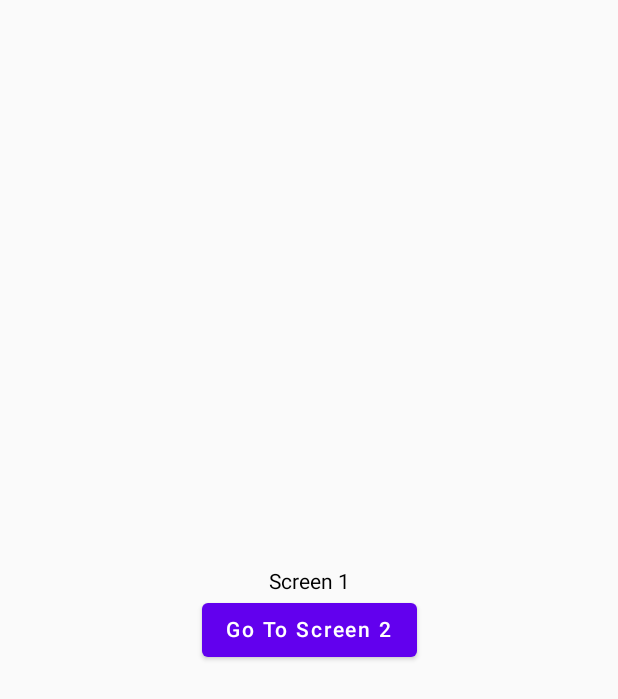
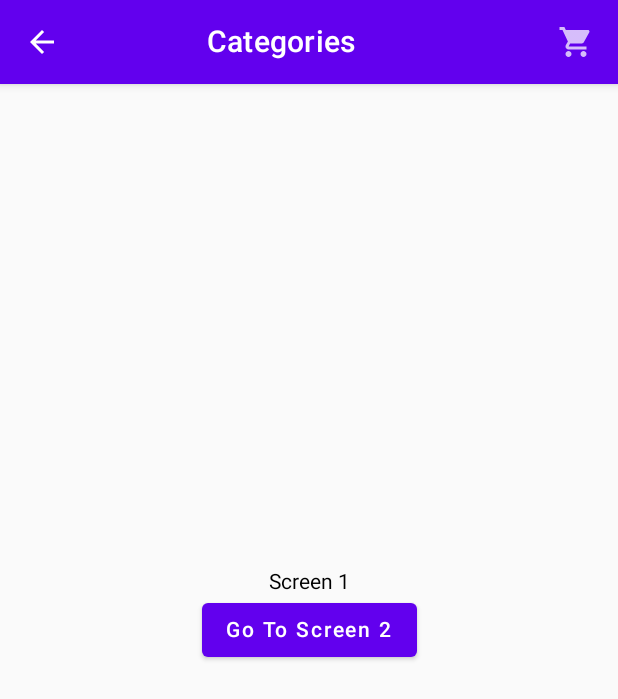
Before and after one commit to AbdulRahim908/KotlinBasic, an Android app built with Jetpack Compose: the screen it shows after launch (MainActivity), on a phone screen of 412 x 824 dp. Shown: the top 699 px of the screen. Run offline under Robolectric (Android 15) with nearby library versions, the phone set to English and light mode, and no system bars.

Commit message:
second commit

```diff
--- a/app/build.gradle
+++ b/app/build.gradle
@@ -26,24 +26,19 @@ android {
             proguardFiles getDefaultProguardFile('proguard-android-optimize.txt'), 'proguard-rules.pro'
         }
     }
-
     compileOptions {
         sourceCompatibility JavaVersion.VERSION_1_8
         targetCompatibility JavaVersion.VERSION_1_8
     }
-
     kotlinOptions {
         jvmTarget = '1.8'
     }
-
     buildFeatures {
         compose true
     }
-
     composeOptions {
         kotlinCompilerExtensionVersion '1.2.0'
     }
-
     packagingOptions {
         resources {
             excludes += '/META-INF/{AL2.0,LGPL2.1}'
@@ -52,17 +47,20 @@ android {
 }
 
 dependencies {
+
     implementation 'androidx.core:core-ktx:1.7.0'
     implementation 'androidx.lifecycle:lifecycle-runtime-ktx:2.3.1'
     implementation 'androidx.activity:activity-compose:1.3.1'
     implementation "androidx.compose.ui:ui:$compose_ui_version"
     implementation "androidx.compose.ui:ui-tooling-preview:$compose_ui_version"
     implementation 'androidx.compose.material:material:1.2.0'
+    implementation 'androidx.compose.material3:material3:1.0.1'
     testImplementation 'junit:junit:4.13.2'
     androidTestImplementation 'androidx.test.ext:junit:1.1.3'
     androidTestImplementation 'androidx.test.espresso:espresso-core:3.4.0'
     androidTestImplementation "androidx.compose.ui:ui-test-junit4:$compose_ui_version"
     debugImplementation "androidx.compose.ui:ui-tooling:$compose_ui_version"
     debugImplementation "androidx.compose.ui:ui-test-manifest:$compose_ui_version"
-    implementation "androidx.navigation:navigation-compose:2.8.2"
+//    implementation "androidx.navigation:navigation-compose:2.7.7"
+
 }
--- a/app/src/main/java/com/example/composecheck/MainActivity.kt
+++ b/app/src/main/java/com/example/composecheck/MainActivity.kt
@@ -18,24 +18,24 @@ import androidx.compose.ui.Modifier
 import androidx.compose.ui.tooling.preview.Preview
 import com.example.composecheck.ui.theme.ComposeCheckTheme
 import androidx.compose.ui.unit.dp
-import androidx.navigation.compose.NavHost
-import androidx.navigation.compose.composable
-import androidx.navigation.compose.rememberNavController
+//import androidx.navigation.compose.NavHost
+//import androidx.navigation.compose.composable
+//import androidx.navigation.compose.rememberNavController
 
 class MainActivity : ComponentActivity() {
     override fun onCreate(savedInstanceState: Bundle?) {
         super.onCreate(savedInstanceState)
         setContent {
-            val navController= rememberNavController()
-            NavHost(navController = navController, startDestination ="screen_A" , builder = {
-                composable("screen_A"){
-                    ScreenA(navController)
-                }
-                composable("screen_B"){
-                    ScreenB()
-                }
-            })
-//            ScreenA()
+//            val navController= rememberNavController()
+//            NavHost(navController = navController, startDestination ="screen_A" , builder = {
+//                composable("screen_A"){
+//                    ScreenA(navController)
+//                }
+//                composable("screen_B"){
+//                    ScreenB()
+//                }
+//            })
+            ScreenA()
 
 
 
--- a/app/src/main/java/com/example/composecheck/Screen1.kt
+++ b/app/src/main/java/com/example/composecheck/Screen1.kt
@@ -1,26 +1,43 @@
 package com.example.composecheck
-
+import androidx.compose.foundation.layout.padding
 import androidx.compose.foundation.layout.Arrangement
+import androidx.compose.foundation.layout.Box
 import androidx.compose.foundation.layout.Column
 import androidx.compose.foundation.layout.fillMaxSize
 import androidx.compose.material.Button
 import androidx.compose.material.Text
+import androidx.compose.material.TopAppBar
 import androidx.compose.runtime.Composable
 import androidx.compose.ui.Alignment
 import androidx.compose.ui.Modifier
-import androidx.navigation.NavController
+import androidx.compose.material.AppBarDefaults
+import androidx.compose.material.Icon
+import androidx.compose.material.IconButton
+import androidx.compose.material.Text
+import androidx.compose.material.TopAppBar
+import androidx.compose.material.icons.Icons
+import androidx.compose.material.icons.filled.ArrowBack
+import androidx.compose.material.icons.filled.Favorite
+import androidx.compose.material.icons.filled.Menu
+import androidx.compose.material.icons.filled.ShoppingCart
+import androidx.compose.ui.unit.dp
+import androidx.compose.foundation.layout.fillMaxWidth
+
+//import androidx.navigation.NavController
 
 @Composable
 fun ScreenA(
-    navController:NavController
+//    navController:NavController
 ) {
+    MyAppBar()
     Column(
         Modifier.fillMaxSize(),
         horizontalAlignment = Alignment.CenterHorizontally,
         verticalArrangement = Arrangement.Center
     ) {
         Text(text = "Screen 1")
-        Button(onClick = {navController.navigate("screen_B")}
+        Button(onClick = {""}
+//        {navController.navigate("screen_B")}
 
         ) {
             Text(text = "Go To Screen 2")
@@ -28,3 +45,31 @@ fun ScreenA(
     }
 
 }
+@Composable
+fun MyAppBar() {
+    TopAppBar(
+//        windowInsets = AppBarDefaults.topAppBarWindowInsets,
+        title = {
+            Box(
+                modifier = Modifier
+                    .fillMaxWidth()
+                    .padding(end = 56.dp), // Adjust padding to prevent overlap with actions
+                contentAlignment = Alignment.Center
+            ) {
+                Text("Categories")
+            }
+        },
+        navigationIcon = {
+            IconButton(onClick = { /* doSomething() */ }) {
+                Icon(Icons.Filled.ArrowBack, contentDescription = null)
+            }
+        },
+        actions = {
+            // RowScope here, so these icons will be placed horizontally
+            IconButton(onClick = { /* doSomething() */ }) {
+                Icon(Icons.Filled.ShoppingCart, contentDescription = "Localized description")
+            }
+
+        }
+    )
+}
--- a/build.gradle
+++ b/build.gradle
@@ -2,8 +2,7 @@ buildscript {
     ext {
         compose_ui_version = '1.2.0'
     }
-}
-
+}// Top-level build file where you can add configuration options common to all sub-projects/modules.
 plugins {
     id 'com.android.application' version '7.4.2' apply false
     id 'com.android.library' version '7.4.2' apply false
```
